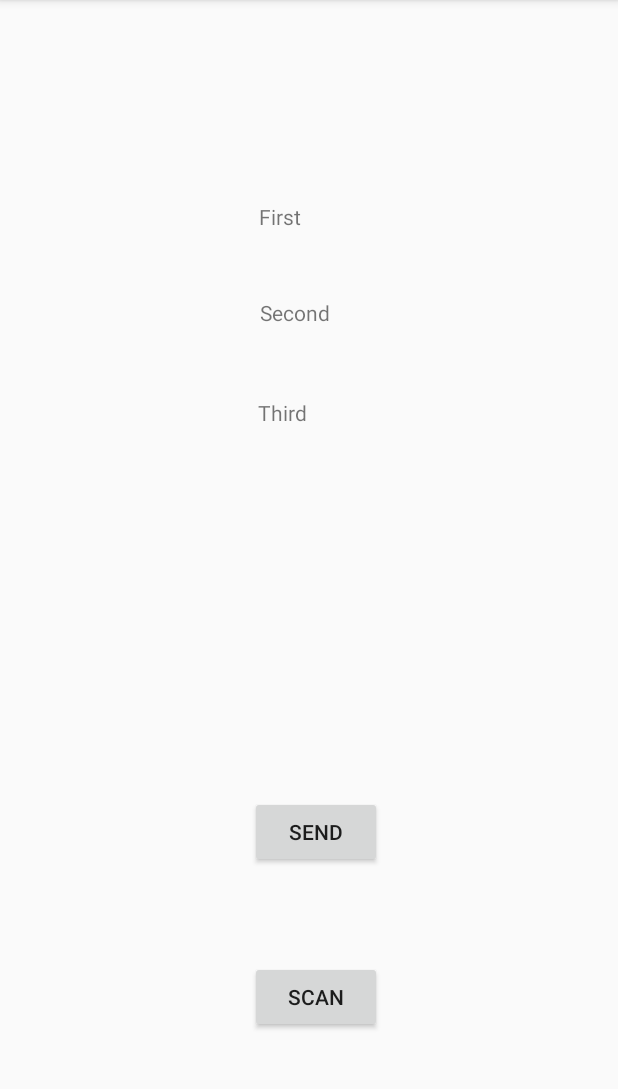
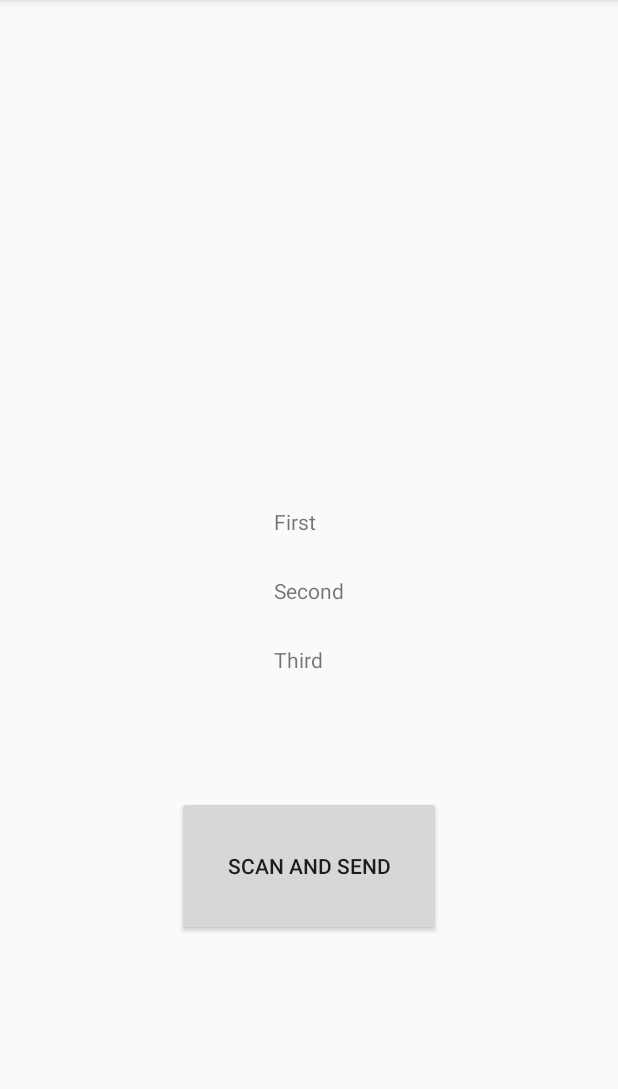
Before and after one commit to PrasannaNatarajan/Interrobang, an Android app: the MainActivity screen opened directly, with no data from a screen before it, on a phone screen of 412 x 824 dp, the part 84-1173 px from its top. Run offline under Robolectric (Android 15) with nearby library versions, the light colour scheme and no system bars; our stand-ins replace Firebase (no records; nobody signed in at launch, a user with empty details on screens opened directly).

Commit message:
changed activity_main screen share screen

```diff
--- a/app/src/main/java/com/example/p_natarajan/wifipoc/MainActivity.java
+++ b/app/src/main/java/com/example/p_natarajan/wifipoc/MainActivity.java
@@ -35,7 +35,7 @@ import java.util.Set;
 public class MainActivity extends AppCompatActivity {
 
     TextView t1,t2,t3;
-    Button button,send;
+    Button button;
 
     public static Map<String,Double> wifiDetails;
     DatabaseReference dbRef;
@@ -59,7 +59,7 @@ public class MainActivity extends AppCompatActivity {
         mPositions = new double[3][3];
         distances = new double[3];
 
-        send = (Button) findViewById(R.id.button3);
+
         button = (Button) findViewById(R.id.button2);
         wifiDetails = new HashMap<>();
         String[] xyz=  new String[3];
@@ -150,26 +150,6 @@ public class MainActivity extends AppCompatActivity {
 
                     }
                 });
-
-                // Call strength to distance converter
-
-
-                //Call Trilateration function
-
-
-                // fix the co-ordinates as xyz[0],xyz[1],xyz[2]
-
-
-
-
-
-            }
-        });
-
-        send.setOnClickListener(new View.OnClickListener() {
-            @Override
-            public void onClick(View view) {
-                sendText(xyz[0],xyz[1],xyz[2]);
             }
         });
 
--- a/app/src/main/res/layout/activity_main.xml
+++ b/app/src/main/res/layout/activity_main.xml
@@ -1,65 +1,55 @@
 <?xml version="1.0" encoding="utf-8"?>
-<android.support.constraint.ConstraintLayout xmlns:android="http://schemas.android.com/apk/res/android"
+<RelativeLayout xmlns:android="http://schemas.android.com/apk/res/android"
     xmlns:app="http://schemas.android.com/apk/res-auto"
     xmlns:tools="http://schemas.android.com/tools"
     android:layout_width="match_parent"
     android:layout_height="match_parent"
     tools:context="com.example.p_natarajan.wifipoc.MainActivity">
 
-    <TextView
-        android:id="@+id/textView"
+    <Button
+        android:id="@+id/button2"
+        android:layout_width="176dp"
+        android:layout_height="93dp"
+        android:layout_marginBottom="144dp"
+        android:layout_marginRight="104dp"
+        android:text="SCAN and SEND"
+        android:layout_alignParentBottom="true"
+        android:layout_centerHorizontal="true" />
+
+    <LinearLayout
         android:layout_width="wrap_content"
         android:layout_height="wrap_content"
-        android:text="Third"
-        app:layout_constraintBottom_toBottomOf="parent"
-        app:layout_constraintLeft_toLeftOf="parent"
-        app:layout_constraintRight_toRightOf="parent"
-        app:layout_constraintTop_toTopOf="parent"
-        app:layout_constraintVertical_bias="0.354"
-        app:layout_constraintHorizontal_bias="0.454" />
+
+        android:orientation="vertical"
+        android:layout_above="@+id/button2"
+        android:layout_centerHorizontal="true"
+        android:layout_marginBottom="81dp"
+        android:layout_centerVertical="true"
+         >
+
+        <TextView
+            android:id="@+id/textView3"
+            android:layout_width="wrap_content"
+            android:layout_height="wrap_content"
+            android:text="First"
+            android:layout_marginBottom="40px"/>
+
 
         <TextView
             android:id="@+id/textView2"
             android:layout_width="wrap_content"
             android:layout_height="wrap_content"
             android:text="Second"
-        app:layout_constraintBottom_toBottomOf="parent"
-        app:layout_constraintHorizontal_bias="0.474"
-        app:layout_constraintLeft_toLeftOf="parent"
-        app:layout_constraintRight_toRightOf="parent"
-        app:layout_constraintTop_toTopOf="parent"
-        app:layout_constraintVertical_bias="0.265" />
+            android:layout_marginBottom="40px"/>
+
+
 
         <TextView
-        android:id="@+id/textView3"
+            android:id="@+id/textView"
             android:layout_width="wrap_content"
             android:layout_height="wrap_content"
-        android:text="First"
-        app:layout_constraintBottom_toBottomOf="parent"
-        app:layout_constraintLeft_toLeftOf="parent"
-        app:layout_constraintRight_toRightOf="parent"
-        app:layout_constraintTop_toTopOf="parent"
-        app:layout_constraintVertical_bias="0.18"
-        app:layout_constraintHorizontal_bias="0.449" />
+            android:text="Third" />
 
-    <Button
-        android:id="@+id/button2"
-        android:layout_width="wrap_content"
-        android:layout_height="wrap_content"
-        android:layout_marginBottom="79dp"
-        android:layout_marginRight="157dp"
-        android:text="SCAN"
-        app:layout_constraintBottom_toBottomOf="parent"
-        app:layout_constraintRight_toRightOf="parent" />
+    </LinearLayout>
 
-    <Button
-        android:id="@+id/button3"
-        android:layout_width="wrap_content"
-        android:layout_height="wrap_content"
-        android:layout_marginBottom="189dp"
-        android:layout_marginRight="157dp"
-        android:text="SEND"
-        app:layout_constraintBottom_toBottomOf="parent"
-        app:layout_constraintRight_toRightOf="parent" />
-
-</android.support.constraint.ConstraintLayout>
+</RelativeLayout>
```
Lines whose indentation alone changed are shown as unchanged.
